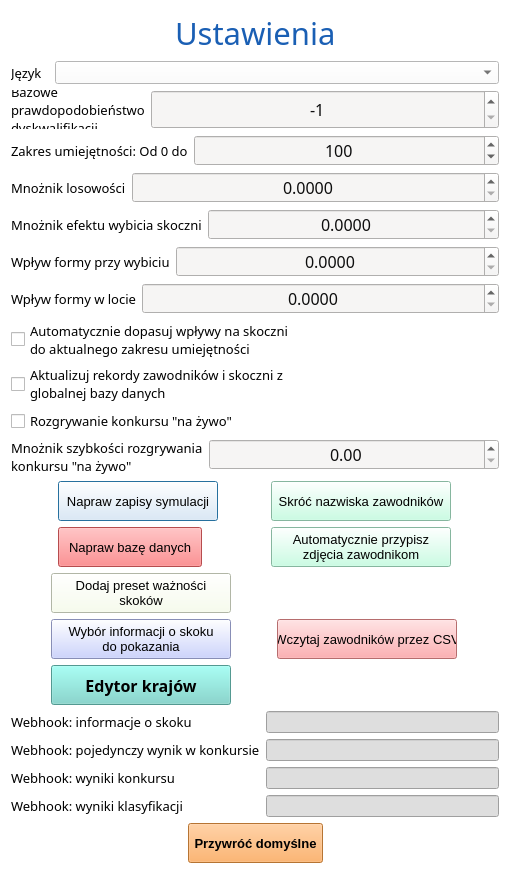
Qt form source/UI/AppSettings/AppSettingsWindow.ui (SiekamCebule/sj-sim) before a commit.
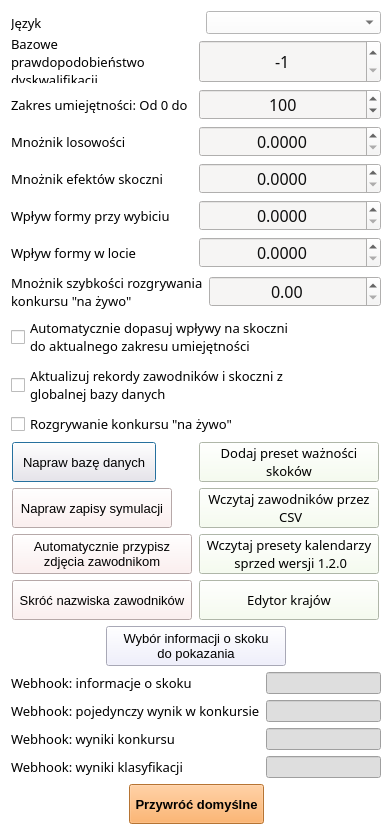
The same form after that commit.

```diff
--- a/source/UI/AppSettings/AppSettingsWindow.ui
+++ b/source/UI/AppSettings/AppSettingsWindow.ui
@@ -6,8 +6,8 @@
    <rect>
     <x>0</x>
     <y>0</y>
-    <width>510</width>
-    <height>874</height>
+    <width>392</width>
+    <height>835</height>
    </rect>
   </property>
   <property name="windowTitle">
@@ -18,60 +18,14 @@
 	background-color: rgb(255, 255, 255);
 }</string>
   </property>
-  <layout class="QVBoxLayout" name="verticalLayout_4">
-   <item>
-    <layout class="QHBoxLayout" name="horizontalLayout">
-     <item>
-      <spacer name="horizontalSpacer">
-       <property name="orientation">
-        <enum>Qt::Horizontal</enum>
-       </property>
-       <property name="sizeHint" stdset="0">
-        <size>
-         <width>40</width>
-         <height>20</height>
-        </size>
-       </property>
-      </spacer>
-     </item>
-     <item>
-      <widget class="QLabel" name="label_title">
-       <property name="font">
-        <font>
-         <family>Quicksand Medium</family>
-         <pointsize>23</pointsize>
-        </font>
-       </property>
-       <property name="styleSheet">
-        <string notr="true">QLabel{
-color: rgb(26, 95, 180);
-}</string>
-       </property>
-       <property name="text">
-        <string>Ustawienia</string>
-       </property>
-      </widget>
-     </item>
-     <item>
-      <spacer name="horizontalSpacer_2">
-       <property name="orientation">
-        <enum>Qt::Horizontal</enum>
-       </property>
-       <property name="sizeHint" stdset="0">
-        <size>
-         <width>40</width>
-         <height>20</height>
-        </size>
-       </property>
-      </spacer>
-     </item>
-    </layout>
-   </item>
+  <layout class="QVBoxLayout" name="verticalLayout_6">
    <item>
     <layout class="QVBoxLayout" name="verticalLayout_2">
      <item>
-      <layout class="QFormLayout" name="formLayout">
-       <item row="0" column="0">
+      <layout class="QVBoxLayout" name="verticalLayout_4">
+       <item>
+        <layout class="QHBoxLayout" name="horizontalLayout_10">
+         <item>
         <widget class="QLabel" name="label_language">
          <property name="font">
           <font>
@@ -87,7 +41,7 @@
          </property>
         </widget>
        </item>
-       <item row="0" column="1">
+         <item>
         <widget class="QComboBox" name="comboBox_language">
          <property name="minimumSize">
           <size>
@@ -112,8 +66,8 @@
       </layout>
      </item>
      <item>
-      <layout class="QFormLayout" name="formLayout_4">
-       <item row="0" column="0">
+        <layout class="QHBoxLayout" name="horizontalLayout_4">
+         <item>
         <widget class="QLabel" name="label_language_4">
          <property name="sizePolicy">
           <sizepolicy hsizetype="Minimum" vsizetype="Maximum">
@@ -138,7 +92,7 @@
          </property>
         </widget>
        </item>
-       <item row="0" column="1">
+         <item>
         <widget class="QSpinBox" name="spinBox_dsqProbability">
          <property name="sizePolicy">
           <sizepolicy hsizetype="Minimum" vsizetype="Minimum">
@@ -173,8 +127,8 @@
       </layout>
      </item>
      <item>
-      <layout class="QFormLayout" name="formLayout_2">
-       <item row="0" column="0">
+        <layout class="QHBoxLayout" name="horizontalLayout_5">
+         <item>
         <widget class="QLabel" name="label_language_2">
          <property name="font">
           <font>
@@ -190,7 +144,7 @@
          </property>
         </widget>
        </item>
-       <item row="0" column="1">
+         <item>
         <widget class="QSpinBox" name="spinBox_skillsRange">
          <property name="font">
           <font>
@@ -217,8 +171,8 @@
       </layout>
      </item>
      <item>
-      <layout class="QFormLayout" name="formLayout_3">
-       <item row="0" column="0">
+        <layout class="QHBoxLayout" name="horizontalLayout_6">
+         <item>
         <widget class="QLabel" name="label_language_3">
          <property name="font">
           <font>
@@ -237,7 +191,7 @@
          </property>
         </widget>
        </item>
-       <item row="0" column="1">
+         <item>
         <widget class="QDoubleSpinBox" name="doubleSpinBox_randomMultiplier">
          <property name="font">
           <font>
@@ -263,8 +217,8 @@
       </layout>
      </item>
      <item>
-      <layout class="QFormLayout" name="formLayout_6">
-       <item row="0" column="0">
+        <layout class="QHBoxLayout" name="horizontalLayout_8">
+         <item>
         <widget class="QLabel" name="label">
          <property name="font">
           <font>
@@ -276,11 +230,11 @@
           <string notr="true">color: black;</string>
          </property>
          <property name="text">
-          <string>Mnożnik efektu wybicia skoczni</string>
+            <string>Mnożnik efektów skoczni</string>
          </property>
         </widget>
        </item>
-       <item row="0" column="1">
+         <item>
         <widget class="QDoubleSpinBox" name="doubleSpinBox">
          <property name="font">
           <font>
@@ -306,8 +260,8 @@
       </layout>
      </item>
      <item>
-      <layout class="QFormLayout" name="formLayout_8">
-       <item row="0" column="0">
+        <layout class="QHBoxLayout" name="horizontalLayout_11">
+         <item>
         <widget class="QLabel" name="label_7">
          <property name="font">
           <font>
@@ -323,7 +277,7 @@
          </property>
         </widget>
        </item>
-       <item row="0" column="1">
+         <item>
         <widget class="QDoubleSpinBox" name="doubleSpinBox_takeoffFormEffect">
          <property name="font">
           <font>
@@ -349,8 +303,8 @@
       </layout>
      </item>
      <item>
-      <layout class="QFormLayout" name="formLayout_9">
-       <item row="0" column="0">
+        <layout class="QHBoxLayout" name="horizontalLayout_9">
+         <item>
         <widget class="QLabel" name="label_8">
          <property name="font">
           <font>
@@ -366,7 +320,7 @@
          </property>
         </widget>
        </item>
-       <item row="0" column="1">
+         <item>
         <widget class="QDoubleSpinBox" name="doubleSpinBox_flightFormEffect">
          <property name="font">
           <font>
@@ -392,6 +346,46 @@
       </layout>
      </item>
      <item>
+        <layout class="QHBoxLayout" name="horizontalLayout_12">
+         <item>
+          <widget class="QLabel" name="label_6">
+           <property name="font">
+            <font>
+             <family>Quicksand Medium</family>
+             <pointsize>10</pointsize>
+            </font>
+           </property>
+           <property name="styleSheet">
+            <string notr="true">color: black;</string>
+           </property>
+           <property name="text">
+            <string>Mnożnik szybkości rozgrywania
+konkursu &quot;na żywo&quot;</string>
+           </property>
+          </widget>
+         </item>
+         <item>
+          <widget class="QDoubleSpinBox" name="doubleSpinBox_liveCompSpeed">
+           <property name="font">
+            <font>
+             <family>Quicksand Medium</family>
+             <pointsize>12</pointsize>
+            </font>
+           </property>
+           <property name="styleSheet">
+            <string notr="true">background-color: rgb(246, 245, 244);
+color: rgb(13, 13, 13);</string>
+           </property>
+           <property name="alignment">
+            <set>Qt::AlignCenter</set>
+           </property>
+          </widget>
+         </item>
+        </layout>
+       </item>
+      </layout>
+     </item>
+     <item>
       <widget class="QCheckBox" name="checkBox_autoAdjustHillEffects">
        <property name="font">
         <font>
@@ -441,86 +435,22 @@
        </property>
       </widget>
      </item>
-     <item>
-      <layout class="QFormLayout" name="formLayout_7">
-       <item row="0" column="0">
-        <widget class="QLabel" name="label_6">
-         <property name="font">
-          <font>
-           <family>Quicksand Medium</family>
-           <pointsize>10</pointsize>
-          </font>
-         </property>
-         <property name="styleSheet">
-          <string notr="true">color: black;</string>
-         </property>
-         <property name="text">
-          <string>Mnożnik szybkości rozgrywania
-konkursu &quot;na żywo&quot;</string>
-         </property>
-        </widget>
-       </item>
-       <item row="0" column="1">
-        <widget class="QDoubleSpinBox" name="doubleSpinBox_liveCompSpeed">
-         <property name="font">
-          <font>
-           <family>Quicksand Medium</family>
-           <pointsize>12</pointsize>
-          </font>
-         </property>
-         <property name="styleSheet">
-          <string notr="true">background-color: rgb(246, 245, 244);
-color: rgb(13, 13, 13);</string>
-         </property>
-         <property name="alignment">
-          <set>Qt::AlignCenter</set>
-         </property>
-        </widget>
-       </item>
-      </layout>
-     </item>
-    </layout>
-   </item>
+    </layout>
+   </item>
    <item>
-    <layout class="QHBoxLayout" name="horizontalLayout_7">
+    <layout class="QVBoxLayout" name="verticalLayout_5">
+     <item>
+      <layout class="QHBoxLayout" name="horizontalLayout_2">
      <item>
       <layout class="QVBoxLayout" name="verticalLayout">
-       <item>
-        <widget class="QPushButton" name="pushButton_repairDatabase_2">
-         <property name="minimumSize">
-          <size>
-           <width>160</width>
-           <height>40</height>
-          </size>
-         </property>
-         <property name="maximumSize">
-          <size>
-           <width>160</width>
-           <height>40</height>
-          </size>
-         </property>
-         <property name="font">
-          <font>
-           <pointsize>10</pointsize>
-          </font>
-         </property>
-         <property name="whatsThis">
-          <string>Od nowa przypisuje ID dla każdego obiektu w globalnej bazie danych.
-Użyteczne kiedy chcemy przenieść bazę danych z wczesnych wersji.</string>
-         </property>
-         <property name="styleSheet">
-          <string notr="true">QPushButton{
-	background-color: rgb(234, 242, 255);
-	color: rgb(0, 0, 0);
-}</string>
-         </property>
-         <property name="text">
-          <string>Napraw zapisy symulacji</string>
-         </property>
-        </widget>
-       </item>
        <item>
         <widget class="QPushButton" name="pushButton_repairDatabase">
+           <property name="sizePolicy">
+            <sizepolicy hsizetype="Minimum" vsizetype="Preferred">
+             <horstretch>0</horstretch>
+             <verstretch>0</verstretch>
+            </sizepolicy>
+           </property>
          <property name="minimumSize">
           <size>
            <width>144</width>
@@ -544,7 +474,7 @@
          </property>
          <property name="styleSheet">
           <string notr="true">QPushButton{
-	background-color: rgb(255, 107, 109);
+	background-color: rgb(255, 235, 235);
 	color: rgb(0, 0, 0);
 }</string>
          </property>
@@ -553,21 +483,23 @@
          </property>
         </widget>
        </item>
-      </layout>
-     </item>
      <item>
-      <layout class="QVBoxLayout" name="verticalLayout_3">
-       <item>
-        <widget class="QPushButton" name="pushButton_cutSurnames">
+          <widget class="QPushButton" name="pushButton_repairDatabase_2">
+           <property name="sizePolicy">
+            <sizepolicy hsizetype="Minimum" vsizetype="Preferred">
+             <horstretch>0</horstretch>
+             <verstretch>0</verstretch>
+            </sizepolicy>
+           </property>
          <property name="minimumSize">
           <size>
-           <width>180</width>
+             <width>160</width>
            <height>40</height>
           </size>
          </property>
          <property name="maximumSize">
           <size>
-           <width>180</width>
+             <width>160</width>
            <height>40</height>
           </size>
          </property>
@@ -578,17 +510,23 @@
          </property>
          <property name="styleSheet">
           <string notr="true">QPushButton{
-	background-color: rgb(188, 255, 222);
+	background-color: rgb(255, 235, 235);
 	color: rgb(0, 0, 0);
 }</string>
          </property>
          <property name="text">
-          <string>Skróć nazwiska zawodników</string>
+            <string>Napraw zapisy symulacji</string>
          </property>
         </widget>
        </item>
        <item>
         <widget class="QPushButton" name="pushButton_autoImages">
+           <property name="sizePolicy">
+            <sizepolicy hsizetype="Minimum" vsizetype="Preferred">
+             <horstretch>0</horstretch>
+             <verstretch>0</verstretch>
+            </sizepolicy>
+           </property>
          <property name="minimumSize">
           <size>
            <width>180</width>
@@ -608,7 +546,7 @@
          </property>
          <property name="styleSheet">
           <string notr="true">QPushButton{
-	background-color: rgb(188, 255, 222);
+	background-color: rgb(255, 235, 235);
 	color: rgb(0, 0, 0);
 }</string>
          </property>
@@ -618,29 +556,54 @@
          </property>
         </widget>
        </item>
-      </layout>
-     </item>
-    </layout>
-   </item>
    <item>
-    <spacer name="verticalSpacer">
-     <property name="orientation">
-      <enum>Qt::Vertical</enum>
-     </property>
-     <property name="sizeHint" stdset="0">
+          <widget class="QPushButton" name="pushButton_cutSurnames">
+           <property name="sizePolicy">
+            <sizepolicy hsizetype="Minimum" vsizetype="Preferred">
+             <horstretch>0</horstretch>
+             <verstretch>0</verstretch>
+            </sizepolicy>
+           </property>
+           <property name="minimumSize">
       <size>
-       <width>20</width>
-       <height>253</height>
-      </size>
-     </property>
-    </spacer>
-   </item>
+             <width>180</width>
+             <height>40</height>
+            </size>
+           </property>
+           <property name="maximumSize">
+            <size>
+             <width>180</width>
+             <height>40</height>
+            </size>
+           </property>
+           <property name="font">
+            <font>
+             <pointsize>10</pointsize>
+            </font>
+           </property>
+           <property name="styleSheet">
+            <string notr="true">QPushButton{
+	background-color: rgb(255, 235, 235);
+	color: rgb(0, 0, 0);
+}</string>
+           </property>
+           <property name="text">
+            <string>Skróć nazwiska zawodników</string>
+           </property>
+          </widget>
+         </item>
+        </layout>
+       </item>
    <item>
-    <layout class="QHBoxLayout" name="horizontalLayout_2">
-     <item>
-      <layout class="QVBoxLayout" name="verticalLayout_5">
+        <layout class="QVBoxLayout" name="verticalLayout_7">
        <item>
         <widget class="QPushButton" name="pushButton_addJumpsImportancePreset">
+           <property name="sizePolicy">
+            <sizepolicy hsizetype="Expanding" vsizetype="Fixed">
+             <horstretch>0</horstretch>
+             <verstretch>0</verstretch>
+            </sizepolicy>
+           </property>
          <property name="minimumSize">
           <size>
            <width>180</width>
@@ -655,13 +618,14 @@
          </property>
          <property name="font">
           <font>
+             <family>Quicksand Medium</family>
            <pointsize>10</pointsize>
+             <bold>false</bold>
           </font>
          </property>
          <property name="styleSheet">
           <string notr="true">QPushButton{
-	
-	background-color: rgb(248, 255, 233);
+	background-color: rgb(245, 255, 235);
 	color: rgb(0, 0, 0);
 }</string>
          </property>
@@ -672,6 +636,130 @@
         </widget>
        </item>
        <item>
+          <widget class="QPushButton" name="pushButton_loadJumpersWithCSV">
+           <property name="sizePolicy">
+            <sizepolicy hsizetype="Expanding" vsizetype="Fixed">
+             <horstretch>0</horstretch>
+             <verstretch>0</verstretch>
+            </sizepolicy>
+           </property>
+           <property name="minimumSize">
+            <size>
+             <width>180</width>
+             <height>40</height>
+            </size>
+           </property>
+           <property name="maximumSize">
+            <size>
+             <width>180</width>
+             <height>40</height>
+            </size>
+           </property>
+           <property name="font">
+            <font>
+             <family>Quicksand Medium</family>
+             <pointsize>10</pointsize>
+             <bold>false</bold>
+            </font>
+           </property>
+           <property name="styleSheet">
+            <string notr="true">QPushButton{
+	background-color: rgb(245, 255, 235);
+	color: rgb(0, 0, 0);
+}</string>
+           </property>
+           <property name="text">
+            <string>Wczytaj zawodników przez
+ CSV</string>
+           </property>
+          </widget>
+         </item>
+         <item>
+          <widget class="QPushButton" name="pushButton_loadPresetsBefore120">
+           <property name="sizePolicy">
+            <sizepolicy hsizetype="Expanding" vsizetype="Fixed">
+             <horstretch>0</horstretch>
+             <verstretch>0</verstretch>
+            </sizepolicy>
+           </property>
+           <property name="minimumSize">
+            <size>
+             <width>180</width>
+             <height>40</height>
+            </size>
+           </property>
+           <property name="maximumSize">
+            <size>
+             <width>180</width>
+             <height>40</height>
+            </size>
+           </property>
+           <property name="font">
+            <font>
+             <family>Quicksand Medium</family>
+             <pointsize>10</pointsize>
+             <bold>false</bold>
+            </font>
+           </property>
+           <property name="styleSheet">
+            <string notr="true">QPushButton{
+	background-color: rgb(245, 255, 235);
+	color: rgb(0, 0, 0);
+}</string>
+           </property>
+           <property name="text">
+            <string>Wczytaj presety kalendarzy
+ sprzed wersji 1.2.0</string>
+           </property>
+          </widget>
+         </item>
+         <item>
+          <widget class="QPushButton" name="pushButton_countriesEditor">
+           <property name="sizePolicy">
+            <sizepolicy hsizetype="Expanding" vsizetype="Fixed">
+             <horstretch>0</horstretch>
+             <verstretch>0</verstretch>
+            </sizepolicy>
+           </property>
+           <property name="minimumSize">
+            <size>
+             <width>180</width>
+             <height>40</height>
+            </size>
+           </property>
+           <property name="maximumSize">
+            <size>
+             <width>180</width>
+             <height>40</height>
+            </size>
+           </property>
+           <property name="font">
+            <font>
+             <family>Quicksand Medium</family>
+             <pointsize>10</pointsize>
+             <bold>false</bold>
+            </font>
+           </property>
+           <property name="styleSheet">
+            <string notr="true">QPushButton{
+	background-color: rgb(245, 255, 235);
+	color: rgb(0, 0, 0);
+}</string>
+           </property>
+           <property name="text">
+            <string>Edytor krajów</string>
+           </property>
+          </widget>
+         </item>
+        </layout>
+       </item>
+      </layout>
+     </item>
+     <item>
+      <layout class="QHBoxLayout" name="horizontalLayout_7">
+       <item>
+        <layout class="QVBoxLayout" name="verticalLayout_3">
+         <item>
         <widget class="QPushButton" name="pushButton_jumpInfoChoice">
          <property name="minimumSize">
           <size>
@@ -692,7 +780,7 @@
          </property>
          <property name="styleSheet">
           <string notr="true">QPushButton{
-	background-color:rgb(190, 199, 255);
+	background-color:rgb(235, 235, 255);
 	color: rgb(0, 0, 0);
 }</string>
          </property>
@@ -703,70 +791,19 @@
         </widget>
        </item>
        <item>
-        <widget class="QPushButton" name="pushButton_countriesEditor">
-         <property name="minimumSize">
-          <size>
-           <width>180</width>
-           <height>40</height>
-          </size>
-         </property>
-         <property name="maximumSize">
+          <spacer name="verticalSpacer">
+           <property name="orientation">
+            <enum>Qt::Vertical</enum>
+           </property>
+           <property name="sizeHint" stdset="0">
           <size>
-           <width>180</width>
+             <width>20</width>
            <height>40</height>
           </size>
          </property>
-         <property name="font">
-          <font>
-           <family>Segoe UI Light</family>
-           <pointsize>12</pointsize>
-           <bold>true</bold>
-          </font>
-         </property>
-         <property name="styleSheet">
-          <string notr="true">QPushButton{
-	background-color: rgb(116, 214, 203);
-	color: rgb(0, 0, 0);
-}</string>
-         </property>
-         <property name="text">
-          <string>Edytor krajów</string>
-         </property>
-        </widget>
-       </item>
-      </layout>
-     </item>
-     <item>
-      <layout class="QVBoxLayout" name="verticalLayout_7">
-       <item>
-        <widget class="QPushButton" name="pushButton_loadJumpersWithCSV">
-         <property name="minimumSize">
-          <size>
-           <width>180</width>
-           <height>40</height>
-          </size>
-         </property>
-         <property name="maximumSize">
-          <size>
-           <width>180</width>
-           <height>40</height>
-          </size>
-         </property>
-         <property name="font">
-          <font>
-           <pointsize>10</pointsize>
-          </font>
-         </property>
-         <property name="styleSheet">
-          <string notr="true">QPushButton{
-	background-color: rgb(255, 152, 154);
-	color: rgb(0, 0, 0);
-}</string>
-         </property>
-         <property name="text">
-          <string>Wczytaj zawodników przez CSV</string>
-         </property>
-        </widget>
+          </spacer>
+         </item>
+        </layout>
        </item>
       </layout>
      </item>
```
Left out of the diff: 4 changed lines with no effect on the pictures. Lines whose indentation alone changed are shown as unchanged.
